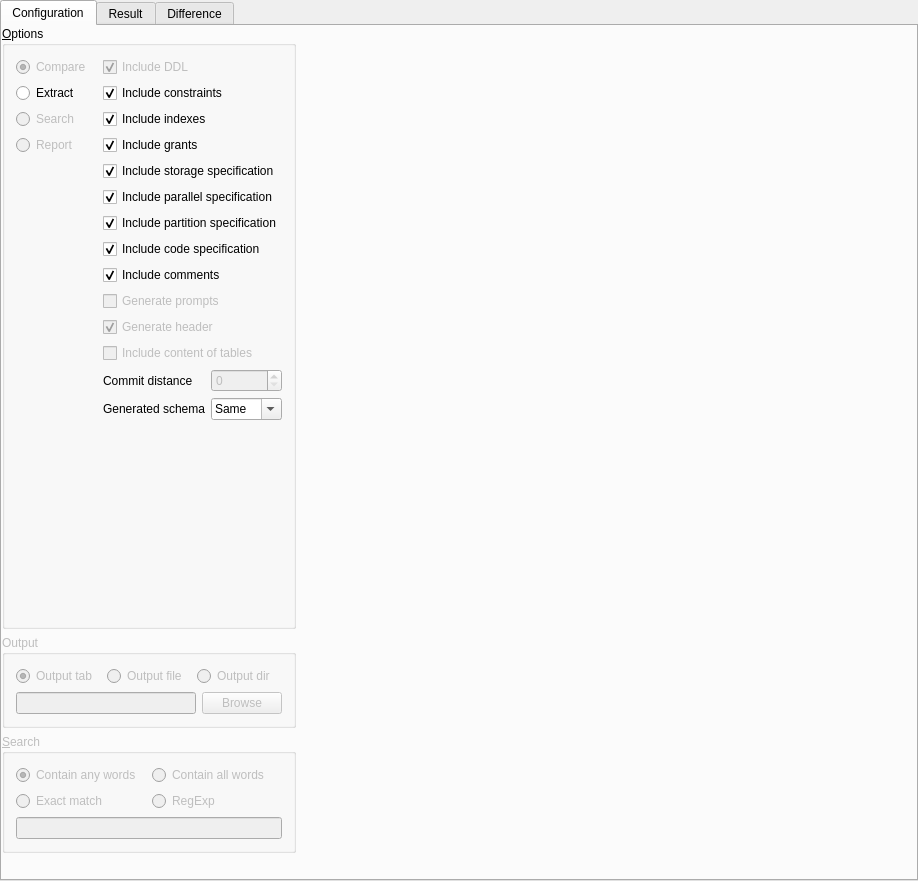
The window that src/tools/toscriptui.ui (tora-tool/tora) describes before a commit, drawn with Qt 5.
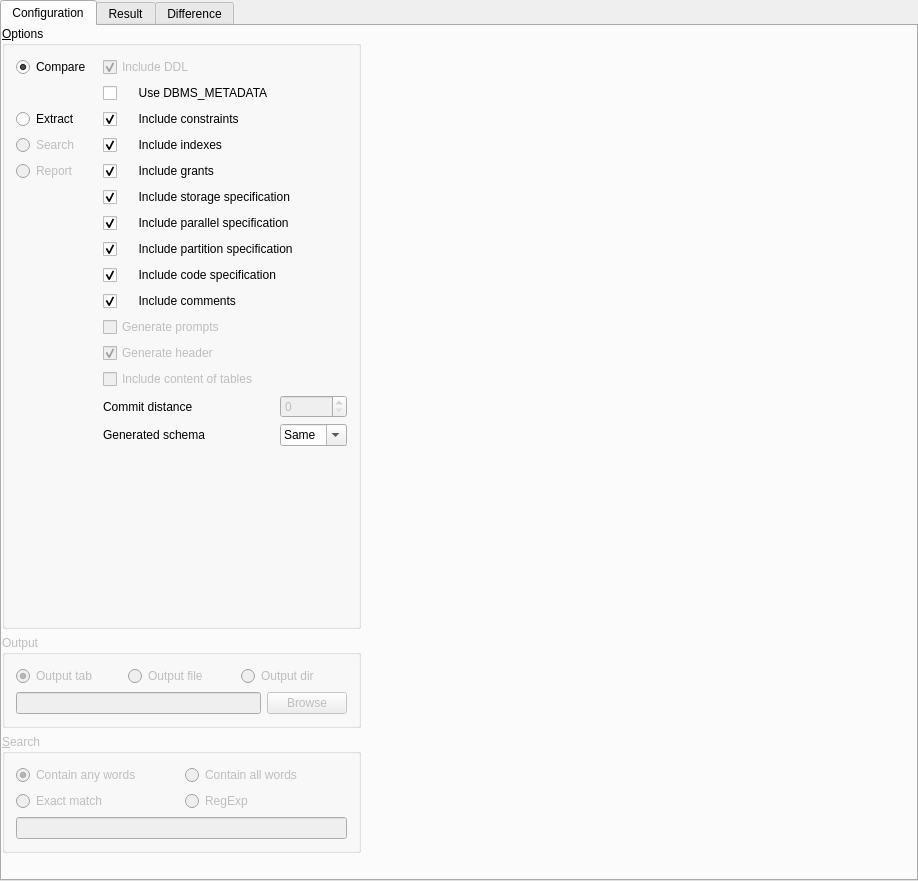
The same window after the commit. Custom widgets are drawn as their Qt base class.

Diff of the .ui file:
```diff
--- a/src/tools/toscriptui.ui
+++ b/src/tools/toscriptui.ui
@@ -63,23 +63,30 @@
          <property name="spacing">
           <number>6</number>
          </property>
-         <item row="0" column="0">
-          <widget class="QRadioButton" name="Compare">
+         <item row="9" column="2" colspan="2">
+          <widget class="QCheckBox" name="IncludeComment">
            <property name="enabled">
-            <bool>false</bool>
+            <bool>true</bool>
            </property>
-           <property name="toolTip">
-            <string>Compare two databases or schemas</string>
+           <property name="text">
+            <string>     Include comments</string>
            </property>
+           <property name="checked">
+            <bool>true</bool>
+           </property>
+          </widget>
+         </item>
+         <item row="8" column="2" colspan="2">
+          <widget class="QCheckBox" name="IncludeCode">
            <property name="text">
-            <string>Compare</string>
+            <string>     Include code specification</string>
            </property>
            <property name="checked">
             <bool>true</bool>
            </property>
           </widget>
          </item>
-         <item row="1" column="0">
+         <item row="2" column="0">
           <widget class="QRadioButton" name="Extract">
            <property name="toolTip">
             <string>Extract script to recreate database objects.</string>
@@ -92,30 +99,10 @@
            </property>
           </widget>
          </item>
-         <item row="7" column="2" colspan="2">
-          <widget class="QCheckBox" name="IncludeCode">
-           <property name="text">
-            <string>Include code specification</string>
-           </property>
-           <property name="checked">
-            <bool>true</bool>
-           </property>
-          </widget>
-         </item>
-         <item row="4" column="2" colspan="2">
-          <widget class="QCheckBox" name="IncludeStorage">
-           <property name="text">
-            <string>Include storage specification</string>
-           </property>
-           <property name="checked">
-            <bool>true</bool>
-           </property>
-          </widget>
-         </item>
          <item row="5" column="2" colspan="2">
-          <widget class="QCheckBox" name="IncludeParallell">
+          <widget class="QCheckBox" name="IncludeStorage">
            <property name="text">
-            <string>Include parallel specification</string>
+            <string>     Include storage specification</string>
            </property>
            <property name="checked">
             <bool>true</bool>
@@ -123,32 +110,32 @@
           </widget>
          </item>
          <item row="6" column="2" colspan="2">
+          <widget class="QCheckBox" name="IncludeParallell">
+           <property name="text">
+            <string>     Include parallel specification</string>
+           </property>
+           <property name="checked">
+            <bool>true</bool>
+           </property>
+          </widget>
+         </item>
+         <item row="0" column="0">
+          <widget class="QRadioButton" name="Compare">
+           <property name="toolTip">
+            <string>Compare two databases or schemas</string>
+           </property>
+           <property name="text">
+            <string>Compare</string>
+           </property>
+           <property name="checked">
+            <bool>true</bool>
+           </property>
+          </widget>
+         </item>
+         <item row="7" column="2" colspan="2">
           <widget class="QCheckBox" name="IncludePartition">
            <property name="text">
-            <string>Include partition specification</string>
-           </property>
-           <property name="checked">
-            <bool>true</bool>
-           </property>
-          </widget>
-         </item>
-         <item row="2" column="2" colspan="2">
-          <widget class="QCheckBox" name="IncludeIndexes">
-           <property name="text">
-            <string>Include indexes</string>
-           </property>
-           <property name="checked">
-            <bool>true</bool>
-           </property>
-          </widget>
-         </item>
-         <item row="8" column="2" colspan="2">
-          <widget class="QCheckBox" name="IncludeComment">
-           <property name="enabled">
-            <bool>true</bool>
-           </property>
-           <property name="text">
-            <string>Include comments</string>
+            <string>     Include partition specification</string>
            </property>
            <property name="checked">
             <bool>true</bool>
@@ -156,22 +143,54 @@
           </widget>
          </item>
          <item row="3" column="2" colspan="2">
-          <widget class="QCheckBox" name="IncludeGrants">
+          <widget class="QCheckBox" name="IncludeIndexes">
            <property name="text">
-            <string>Include grants</string>
+            <string>     Include indexes</string>
            </property>
            <property name="checked">
             <bool>true</bool>
            </property>
           </widget>
          </item>
-         <item row="1" column="2" colspan="2">
-          <widget class="QCheckBox" name="IncludeConstraints">
+         <item row="14" column="2">
+          <widget class="QLabel" name="TextLabel3">
+           <property name="toolTip">
+            <string>Select the schema to generate in script</string>
+           </property>
            <property name="text">
-            <string>Include constraints</string>
+            <string>Generated schema</string>
            </property>
+           <property name="wordWrap">
+            <bool>false</bool>
+           </property>
+          </widget>
+         </item>
+         <item row="13" column="2">
+          <widget class="QLabel" name="TextLabel1_3">
+           <property name="toolTip">
+            <string>The number of insertstatements to make between each commit (0 means whole table)</string>
+           </property>
+           <property name="text">
+            <string>Commit distance</string>
+           </property>
+           <property name="wordWrap">
+            <bool>false</bool>
+           </property>
+          </widget>
+         </item>
+         <item row="4" column="0">
+          <widget class="QRadioButton" name="Report">
+           <property name="enabled">
+            <bool>false</bool>
+           </property>
+           <property name="toolTip">
+            <string>Create database scripts to convert schema or database from source to destination</string>
+           </property>
+           <property name="text">
+            <string>Report</string>
+           </property>
            <property name="checked">
-            <bool>true</bool>
+            <bool>false</bool>
            </property>
           </widget>
          </item>
@@ -188,39 +207,27 @@
            </property>
           </widget>
          </item>
-         <item row="2" column="0">
-          <widget class="QRadioButton" name="Search">
-           <property name="enabled">
-            <bool>false</bool>
-           </property>
+         <item row="4" column="2" colspan="2">
+          <widget class="QCheckBox" name="IncludeGrants">
            <property name="text">
-            <string>Search</string>
+            <string>     Include grants</string>
            </property>
+           <property name="checked">
+            <bool>true</bool>
+           </property>
           </widget>
          </item>
-         <item row="0" column="1" rowspan="15">
-          <widget class="Line" name="Line3"/>
-         </item>
-         <item row="9" column="2" colspan="2">
-          <widget class="QCheckBox" name="IncludePrompt">
-           <property name="enabled">
-            <bool>false</bool>
-           </property>
-           <property name="focusPolicy">
-            <enum>Qt::NoFocus</enum>
-           </property>
-           <property name="toolTip">
-            <string>Generate prompts to display progress in SQLPlus</string>
-           </property>
+         <item row="2" column="2" colspan="2">
+          <widget class="QCheckBox" name="IncludeConstraints">
            <property name="text">
-            <string>Generate prompts</string>
+            <string>     Include constraints</string>
            </property>
            <property name="checked">
-            <bool>false</bool>
+            <bool>true</bool>
            </property>
           </widget>
          </item>
-         <item row="14" column="2">
+         <item row="15" column="2">
           <spacer>
            <property name="orientation">
             <enum>Qt::Vertical</enum>
@@ -237,6 +244,28 @@
           </spacer>
          </item>
          <item row="10" column="2" colspan="2">
+          <widget class="QCheckBox" name="IncludePrompt">
+           <property name="enabled">
+            <bool>false</bool>
+           </property>
+           <property name="focusPolicy">
+            <enum>Qt::NoFocus</enum>
+           </property>
+           <property name="toolTip">
+            <string>Generate prompts to display progress in SQLPlus</string>
+           </property>
+           <property name="text">
+            <string>Generate prompts</string>
+           </property>
+           <property name="checked">
+            <bool>false</bool>
+           </property>
+          </widget>
+         </item>
+         <item row="0" column="1" rowspan="16">
+          <widget class="Line" name="Line3"/>
+         </item>
+         <item row="11" column="2" colspan="2">
           <widget class="QCheckBox" name="IncludeHeader">
            <property name="enabled">
             <bool>false</bool>
@@ -252,7 +281,7 @@
            </property>
           </widget>
          </item>
-         <item row="13" column="3">
+         <item row="14" column="3">
           <widget class="QComboBox" name="Schema">
            <property name="editable">
             <bool>true</bool>
@@ -272,20 +301,7 @@
            </item>
           </widget>
          </item>
-         <item row="13" column="2">
-          <widget class="QLabel" name="TextLabel3">
-           <property name="toolTip">
-            <string>Select the schema to generate in script</string>
-           </property>
-           <property name="text">
-            <string>Generated schema</string>
-           </property>
-           <property name="wordWrap">
-            <bool>false</bool>
-           </property>
-          </widget>
-         </item>
-         <item row="11" column="2" colspan="2">
+         <item row="12" column="2" colspan="2">
           <widget class="QCheckBox" name="IncludeContent">
            <property name="enabled">
             <bool>false</bool>
@@ -301,20 +317,17 @@
            </property>
           </widget>
          </item>
-         <item row="12" column="2">
-          <widget class="QLabel" name="TextLabel1_3">
-           <property name="toolTip">
-            <string>The number of insertstatements to make between each commit (0 means whole table)</string>
-           </property>
-           <property name="text">
-            <string>Commit distance</string>
-           </property>
-           <property name="wordWrap">
+         <item row="3" column="0">
+          <widget class="QRadioButton" name="Search">
+           <property name="enabled">
             <bool>false</bool>
            </property>
+           <property name="text">
+            <string>Search</string>
+           </property>
           </widget>
          </item>
-         <item row="12" column="3">
+         <item row="13" column="3">
           <widget class="QSpinBox" name="CommitDistance">
            <property name="enabled">
             <bool>false</bool>
@@ -324,19 +337,10 @@
            </property>
           </widget>
          </item>
-         <item row="3" column="0">
-          <widget class="QRadioButton" name="Report">
-           <property name="enabled">
-            <bool>false</bool>
-           </property>
-           <property name="toolTip">
-            <string>Create database scripts to convert schema or database from source to destination</string>
-           </property>
+         <item row="1" column="2">
+          <widget class="QCheckBox" name="UseDbmsMetadataBool">
            <property name="text">
-            <string>Report</string>
-           </property>
-           <property name="checked">
-            <bool>false</bool>
+            <string>     Use DBMS_METADATA</string>
            </property>
           </widget>
          </item>
```
Left out of the diff: 156 changed lines with no effect on the pictures.
